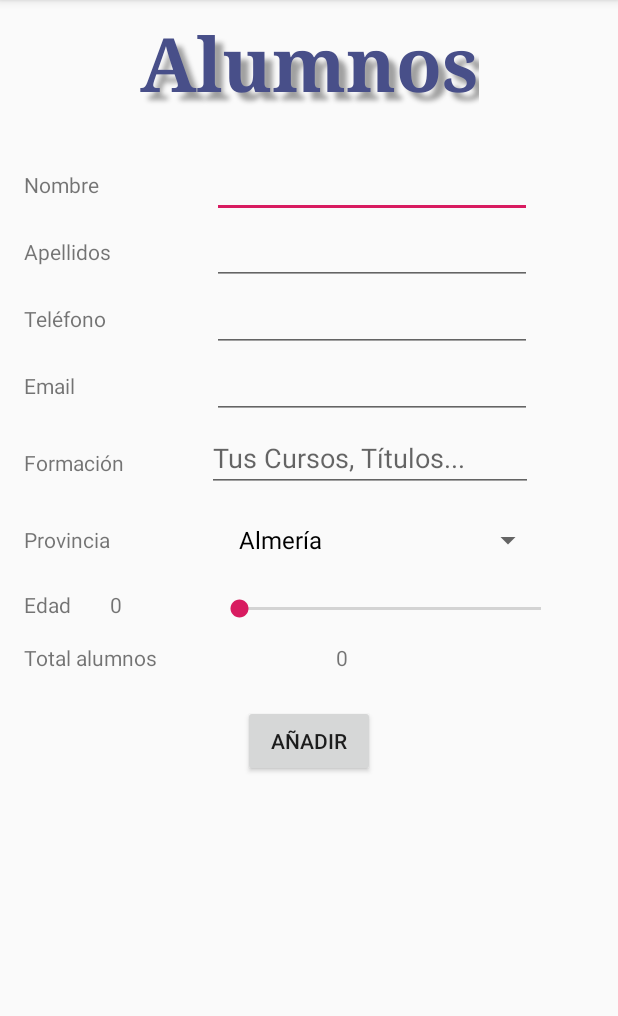
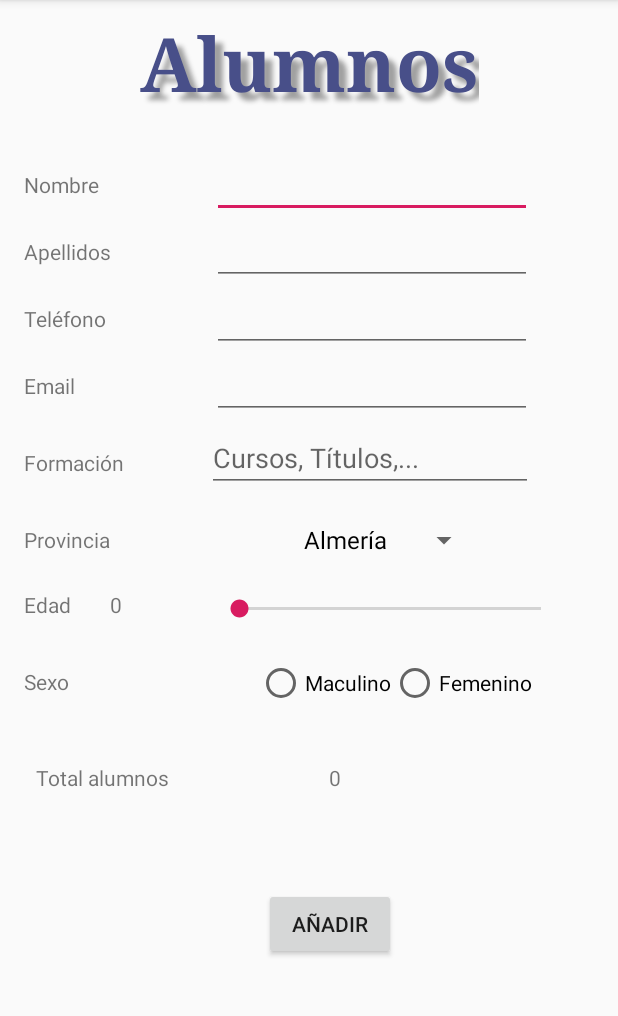
Before and after one commit to RosaAnaSantos/agenda_android, an Android app: the screen it shows after launch (MainActivity), after a tap on "AÑADIR", on a phone screen of 412 x 824 dp, the part 84-1100 px from its top. Run offline under Robolectric (Android 15) with nearby library versions, the phone set to English and light mode, and no system bars.

Commit message:
Se añade RadioGroup y el método onPause() para resetear el seekBar aunque no funcionó.También capturas de pantalla.

```diff
--- a/app/src/main/java/com/iesvirgendelcarmen/socialtech/MainActivity.java
+++ b/app/src/main/java/com/iesvirgendelcarmen/socialtech/MainActivity.java
@@ -1,5 +1,4 @@
 package com.iesvirgendelcarmen.socialtech;
-
 import android.support.v7.app.AppCompatActivity;
 import android.os.Bundle;
 import android.view.View;
@@ -7,14 +6,13 @@ import android.widget.ArrayAdapter;
 import android.widget.Button;
 import android.widget.EditText;
 import android.widget.MultiAutoCompleteTextView;
+import android.widget.RadioButton;
 import android.widget.SeekBar;
 import android.widget.Spinner;
 import android.widget.TextView;
 import android.widget.Toast;
-
 import java.util.ArrayList;
 import java.util.List;
-
 public class MainActivity  extends AppCompatActivity  implements View.OnClickListener{
     private Alumno alumno;
     private int numAlumnos;
@@ -28,6 +26,7 @@ public class MainActivity  extends AppCompatActivity  implements View.OnClickLis
     private MultiAutoCompleteTextView mt_formacion;
     private TextView totalAlumnos;
     private SeekBar edad;
+    private RadioButton radioBotonMasculio;
     private TextView valor_edad;
     public static final String KEY_ALUMNO = "Alumno";
     public static final String TOTAL = "TotalAlumnos";
@@ -43,49 +42,38 @@ public class MainActivity  extends AppCompatActivity  implements View.OnClickLis
         spinner_provincias = findViewById(R.id.spinner_provincias);
         mt_formacion=findViewById(R.id.multiAutoCompleteTextView);
         totalAlumnos = findViewById(R.id.total_alumnos);
-
-
         edad = findViewById(R.id.seekBar);
         valor_edad = findViewById(R.id.seekbar_valorEdad);
-
         if (edad!= null) {
-                edad.setOnSeekBarChangeListener(new SeekBar.OnSeekBarChangeListener() {
+            edad.setOnSeekBarChangeListener(new SeekBar.OnSeekBarChangeListener() {
                 @Override
                 public void onProgressChanged(SeekBar seekBar, int progress, boolean fromUser) {
                     // Write code to perform some action when progress is changed.
                 }
-
                 @Override
                 public void onStartTrackingTouch(SeekBar seekBar) {
                     // Write code to perform some action when touch is started.
                 }
-
                 @Override
                 public void onStopTrackingTouch(SeekBar seekBar) {
                     // Write code to perform some action when touch is stopped.
                     valor_edad.setText(edad.getProgress()+"");
-                   // Toast.makeText(MainActivity.this, "Current value is " + edad.getProgress(), Toast.LENGTH_SHORT).show();
+                    // Toast.makeText(MainActivity.this, "Current value is " + edad.getProgress(), Toast.LENGTH_SHORT).show();
                 }
             });
         }
-
-
         boton_guardar = findViewById(R.id.btn_guardar);
-
         if (savedInstanceState != null) {
             numAlumnos=savedInstanceState.getInt(TOTAL, 0);
             listaAlumnos = (ArrayList<Alumno>) savedInstanceState.getSerializable(KEY_ALUMNO);
             totalAlumnos.setText(listaAlumnos.size()+"");
         }
-
         //ArrayAdapter MultiAutoCompleteTextView
         String[] formaciones = getResources().getStringArray(R.array.formacion);
         ArrayAdapter adapterFormacion = new ArrayAdapter(this,
                 android.R.layout.simple_spinner_dropdown_item,formaciones);
         mt_formacion.setAdapter(adapterFormacion);
         mt_formacion.setTokenizer(new MultiAutoCompleteTextView.CommaTokenizer());
-
-
         //ArrayAdapter spinner provincias
         provincias = new ArrayList<String>();
         provincias.add("Almería");
@@ -100,29 +88,23 @@ public class MainActivity  extends AppCompatActivity  implements View.OnClickLis
                 android.R.layout.simple_spinner_dropdown_item,
                 provincias);
         spinner_provincias.setAdapter(adapterProvincias);
-
         Button btn_cargar = findViewById(R.id.btn_guardar);
         btn_cargar.setOnClickListener(this);
-
-
     }
-
     @Override
     public void onClick(View v) {
         String nombre_alumno = editext_nombre.getText().toString();
         String apellidos_alumno = editext_apellidos.getText().toString();
         String telefono_alumno = editext_telefono.getText().toString();
         String email_alumno = editext_email.getText().toString();
-       // String formacion = spinner_formacion.getSelectedItem().toString();
+        // String formacion = spinner_formacion.getSelectedItem().toString();
         String formacion_alumno = mt_formacion.getText().toString();
         String provincia = spinner_provincias.getSelectedItem().toString();
         int edad= Integer.parseInt(valor_edad.getText().toString());
-
-        // listaAlumnos = new ArrayList<Alumno>(); SE CREA UN NUEVO ARRAYLIST Y SIEMPRE TIENE UN OBJETO--MACHACA EL ANTERIOR.
-        // if (nombre_alumno.length()>2 && apellidos_alumno.length()>2 && telefono_alumno.length()>=9 && email_alumno.contains("@"))
+        radioBotonMasculio=findViewById(R.id.radioButonMasculino);
+        String sex=valorSexo(radioBotonMasculio);
         if (comprobarDatosFormularioAlumno(nombre_alumno, apellidos_alumno, telefono_alumno, email_alumno)) {
-            new Alumno(nombre_alumno, apellidos_alumno, edad, telefono_alumno, email_alumno, formacion_alumno, provincia);
-
+            new Alumno(nombre_alumno, apellidos_alumno, edad, sex, telefono_alumno, email_alumno, formacion_alumno, provincia);
             listaAlumnos.add(alumno);
             numAlumnos = listaAlumnos.size();
             totalAlumnos.setText(numAlumnos + " ");
@@ -132,15 +114,14 @@ public class MainActivity  extends AppCompatActivity  implements View.OnClickLis
             editext_telefono.setText(" ");
             editext_email.setText(" ");
             mt_formacion.setText("");
-          //  spinner_formacion.setSelection(0);//Vuelve a quedar al valor por defecto cada vez que se ingrese un dato sin instalar de nuevo la app
+            radioBotonMasculio.setChecked(true);
+
+            //  spinner_formacion.setSelection(0);//Vuelve a quedar al valor por defecto cada vez que se ingrese un dato sin instalar de nuevo la app
             spinner_provincias.setSelection(0);
             editext_nombre.requestFocus();//Volvemos el foco/el cursor al primer elemento del formulario
-
-            Toast.makeText(this, "Se ha registrado " + nombre_alumno + " " + apellidos_alumno+" de " +edad+" edad y "+ " con formación en " + formacion_alumno + " de la provincia de "+ provincia+"\n Total: "+numAlumnos+" registrados", Toast.LENGTH_LONG).show();
+            Toast.makeText(this, "Se ha registrado " + nombre_alumno + " " + apellidos_alumno+" de " +edad+" edad y es "+sex+ " con formación en " + formacion_alumno + " de la provincia de "+ provincia+"\n Total: "+numAlumnos+" registrados", Toast.LENGTH_LONG).show();
         }
-
     }
-
     public boolean comprobarDatosFormularioAlumno(String nombre, String apellidos, String telefono, String email) {
         if (nombre.length() > 2) {
             if(apellidos.length()>2){
@@ -163,12 +144,25 @@ public class MainActivity  extends AppCompatActivity  implements View.OnClickLis
         return false;
     }
 
-      @Override
+    //Método que devuelve el valor de RadioButton seleccionado
+    public String valorSexo(RadioButton sexoChico){
+        String sexo="chica";
+        if(sexoChico.isChecked()){
+            sexo="chico";
+        }
+        return sexo;
+    }
+
+    @Override
+    protected void onPause() {
+        edad.setProgress(0);
+        super.onPause();
+    }
+
+    @Override
     public void onSaveInstanceState(Bundle outState) {
         super.onSaveInstanceState(outState);
         outState.putSerializable(KEY_ALUMNO, (ArrayList<Alumno>)listaAlumnos);
         outState.putInt(TOTAL, listaAlumnos.size());
     }
-
-
 }
--- a/app/src/main/res/layout/activity_main.xml
+++ b/app/src/main/res/layout/activity_main.xml
@@ -10,7 +10,6 @@
         android:layout_width="match_parent"
         android:layout_height="match_parent"
         tools:context=".MainActivity">
-
         <TextView
             android:id="@+id/textV_titulo"
             android:layout_width="wrap_content"
@@ -31,8 +30,6 @@
             app:layout_constraintEnd_toEndOf="parent"
             app:layout_constraintStart_toStartOf="parent"
             app:layout_constraintTop_toTopOf="parent" />
-
-
         <android.support.constraint.Barrier
             android:id="@+id/barrier"
             android:layout_width="0dp"
@@ -52,7 +49,6 @@
             android:text="Nombre"
             app:layout_constraintStart_toStartOf="parent"
             app:layout_constraintTop_toBottomOf="@+id/textV_titulo" />
-
         <TextView
             android:id="@+id/textV_apellidos"
             android:layout_width="wrap_content"
@@ -62,7 +58,6 @@
             android:text="Apellidos"
             app:layout_constraintStart_toStartOf="parent"
             app:layout_constraintTop_toBottomOf="@+id/textV_nombre" />
-
         <TextView
             android:id="@+id/textV_telefono"
             android:layout_width="wrap_content"
@@ -72,7 +67,6 @@
             android:text="Teléfono"
             app:layout_constraintStart_toStartOf="parent"
             app:layout_constraintTop_toBottomOf="@+id/textV_apellidos" />
-
         <TextView
             android:id="@+id/textV_email"
             android:layout_width="wrap_content"
@@ -82,14 +76,12 @@
             android:text="Email"
             app:layout_constraintStart_toStartOf="parent"
             app:layout_constraintTop_toBottomOf="@+id/textV_telefono" />
-
         <android.support.constraint.Guideline
             android:id="@+id/guideline"
             android:layout_width="wrap_content"
             android:layout_height="wrap_content"
             android:orientation="vertical"
             app:layout_constraintGuide_begin="102dp" />
-
         <EditText
             android:id="@+id/editText_nombre"
             android:layout_width="wrap_content"
@@ -104,7 +96,6 @@
             app:layout_constraintHorizontal_bias="0.392"
             app:layout_constraintStart_toStartOf="@+id/guideline"
             app:layout_constraintTop_toBottomOf="@+id/textV_titulo" />
-
         <EditText
             android:id="@+id/editText_apellidos"
             android:layout_width="wrap_content"
@@ -118,7 +109,6 @@
             app:layout_constraintHorizontal_bias="0.392"
             app:layout_constraintStart_toStartOf="@+id/guideline"
             app:layout_constraintTop_toBottomOf="@+id/editText_nombre" />
-
         <EditText
             android:id="@+id/editText_telefono"
             android:layout_width="wrap_content"
@@ -132,7 +122,6 @@
             app:layout_constraintHorizontal_bias="0.392"
             app:layout_constraintStart_toStartOf="@+id/guideline"
             app:layout_constraintTop_toBottomOf="@+id/editText_apellidos" />
-
         <EditText
             android:id="@+id/editText_email"
             android:layout_width="wrap_content"
@@ -146,8 +135,6 @@
             app:layout_constraintHorizontal_bias="0.392"
             app:layout_constraintStart_toStartOf="@+id/guideline"
             app:layout_constraintTop_toBottomOf="@+id/editText_telefono" />
-
-
         <TextView
             android:id="@+id/textV_formacion"
             android:layout_width="wrap_content"
@@ -179,16 +166,15 @@
             android:layout_marginEnd="8dp"
             android:completionHint="Complete datos"
             android:completionThreshold="1"
-        android:hint="Tus Cursos, Títulos..."
+            android:hint="Cursos, Títulos,..."
             app:layout_constraintBaseline_toBaselineOf="@+id/textV_formacion"
             app:layout_constraintEnd_toEndOf="parent"
             app:layout_constraintHorizontal_bias="0.367"
             app:layout_constraintStart_toStartOf="@+id/guideline"
             app:layout_constraintTop_toBottomOf="@+id/editText_email" />
-
         <Spinner
             android:id="@+id/spinner_provincias"
-        android:layout_width="211dp"
+            android:layout_width="wrap_content"
             android:layout_height="wrap_content"
             android:layout_marginStart="8dp"
             android:layout_marginTop="8dp"
@@ -196,7 +182,6 @@
             app:layout_constraintEnd_toEndOf="parent"
             app:layout_constraintStart_toStartOf="@+id/guideline"
             app:layout_constraintTop_toBottomOf="@+id/multiAutoCompleteTextView" />
-
         <TextView
             android:id="@+id/textV_spinner_provincias"
             android:layout_width="wrap_content"
@@ -207,17 +192,27 @@
             app:layout_constraintStart_toStartOf="parent"
             app:layout_constraintTop_toBottomOf="@+id/textV_formacion" />
 
+        <TextView
+            android:id="@+id/textV_sexo"
+            android:layout_width="wrap_content"
+            android:layout_height="wrap_content"
+            android:text="Sexo"
+            android:layout_marginStart="16dp"
+            android:layout_marginTop="32dp"
+            app:layout_constraintStart_toStartOf="parent"
+            app:layout_constraintTop_toBottomOf="@+id/seekbar_edad"/>
 
         <TextView
             android:id="@+id/total_alumnos"
             android:layout_width="24dp"
-        android:layout_height="25dp"
+            android:layout_height="27dp"
             android:layout_marginStart="8dp"
+            android:layout_marginTop="172dp"
             android:layout_marginEnd="8dp"
             android:text="0"
             app:layout_constraintBaseline_toBaselineOf="@+id/textV_totalalumnos"
             app:layout_constraintEnd_toEndOf="parent"
-        app:layout_constraintHorizontal_bias="0.421"
+            app:layout_constraintHorizontal_bias="0.404"
             app:layout_constraintStart_toStartOf="@+id/guideline"
             app:layout_constraintTop_toBottomOf="@+id/seekBar" />
 
@@ -225,8 +220,8 @@
             android:id="@+id/textV_totalalumnos"
             android:layout_width="wrap_content"
             android:layout_height="18dp"
-        android:layout_marginStart="16dp"
-        android:layout_marginTop="16dp"
+            android:layout_marginStart="24dp"
+            android:layout_marginTop="96dp"
             android:text="Total alumnos"
             app:layout_constraintStart_toStartOf="parent"
             app:layout_constraintTop_toBottomOf="@+id/seekbar_edad" />
@@ -236,13 +231,13 @@
             android:layout_width="wrap_content"
             android:layout_height="wrap_content"
             android:layout_marginStart="8dp"
-        android:layout_marginTop="16dp"
+            android:layout_marginTop="56dp"
             android:layout_marginEnd="8dp"
             android:text="AÑADIR"
             app:layout_constraintEnd_toEndOf="parent"
+            app:layout_constraintHorizontal_bias="0.546"
             app:layout_constraintStart_toStartOf="parent"
             app:layout_constraintTop_toBottomOf="@+id/total_alumnos" />
-
         <SeekBar
             android:id="@+id/seekBar"
             android:layout_width="233dp"
@@ -256,7 +251,6 @@
             app:layout_constraintHorizontal_bias="0.545"
             app:layout_constraintStart_toStartOf="@+id/guideline"
             app:layout_constraintTop_toBottomOf="@+id/spinner_provincias" />
-
         <TextView
             android:id="@+id/seekbar_edad"
             android:layout_width="wrap_content"
@@ -266,7 +260,6 @@
             android:text="Edad"
             app:layout_constraintStart_toStartOf="parent"
             app:layout_constraintTop_toBottomOf="@+id/textV_spinner_provincias" />
-
         <TextView
             android:id="@+id/seekbar_valorEdad"
             android:layout_width="28dp"
@@ -278,5 +271,27 @@
             app:layout_constraintStart_toEndOf="@+id/seekbar_edad"
             app:layout_constraintTop_toBottomOf="@+id/textV_spinner_provincias" />
 
+        <RadioGroup
+            android:layout_width="wrap_content"
+            android:layout_height="wrap_content"
+            android:orientation="horizontal"
+            android:layout_marginTop="24dp"
+            app:layout_constraintEnd_toEndOf="parent"
+            app:layout_constraintHorizontal_bias="0.545"
+            app:layout_constraintStart_toStartOf="@+id/guideline"
+            app:layout_constraintTop_toBottomOf="@+id/seekBar" >
+
+            <RadioButton
+                android:id="@+id/radioButonMasculino"
+                android:layout_width="wrap_content"
+                android:layout_height="wrap_content"
+                android:text="Maculino" />
+
+            <RadioButton
+                android:id="@+id/radioButonFemenino"
+                android:layout_width="wrap_content"
+                android:layout_height="wrap_content"
+                android:text="Femenino" />
+        </RadioGroup>
     </android.support.constraint.ConstraintLayout>
 </ScrollView>
```
Also changed, not shown: app/src/main/java/com/iesvirgendelcarmen/socialtech/Alumno.java (+21 -0 lines), 2 other files. Lines whose indentation alone changed are shown as unchanged.
